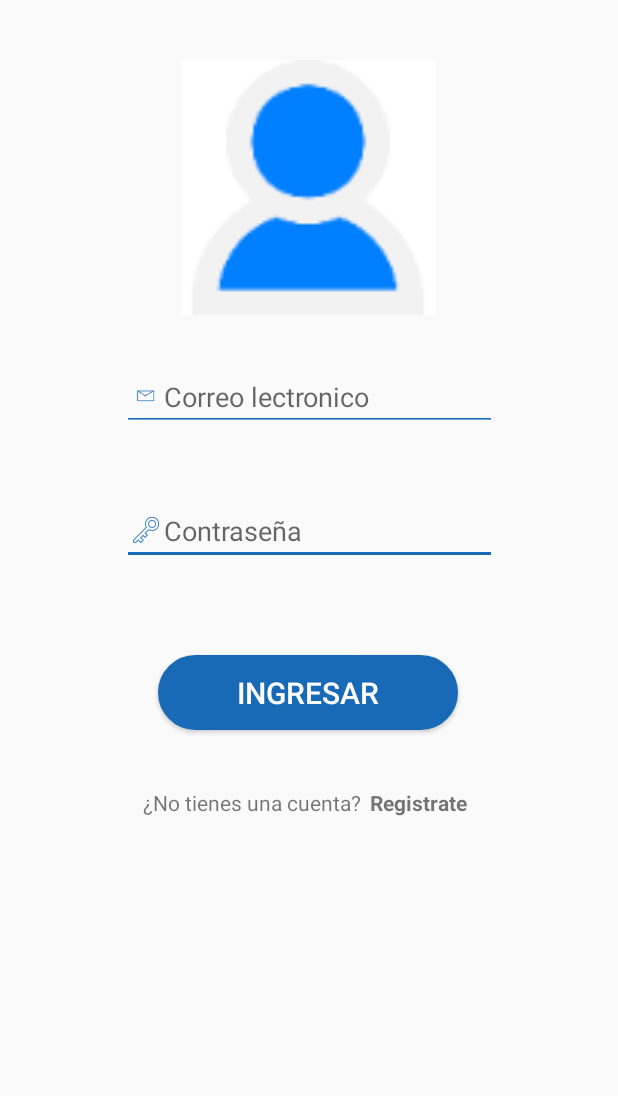
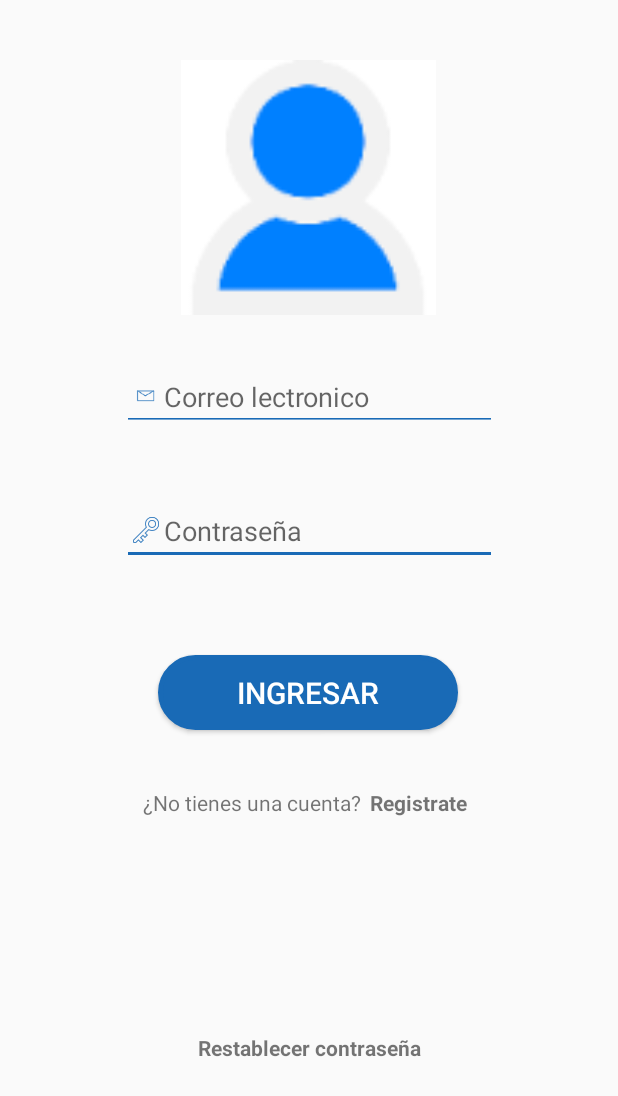
Before and after one commit to kevinrRamirez/PaseAndoPaseAdor, an Android app: the screen it shows after launch (MainActivity), on a phone screen of 412 x 824 dp. Shown: the top 1096 px of the screen. Run offline under Robolectric (Android 15) with nearby library versions, the phone set to English and light mode, and no system bars; our stand-ins replace Firebase (no records; nobody signed in at launch, a user with empty details on screens opened directly), Volley.

Commit message:
Restablecer contraseña

```diff
--- a/app/src/main/res/layout/activity_main.xml
+++ b/app/src/main/res/layout/activity_main.xml
@@ -67,7 +67,7 @@
         android:layout_height="52dp"
         android:layout_marginTop="30dp"
         android:orientation="horizontal"
-
+        android:id="@+id/cl_1"
         app:layout_constraintEnd_toEndOf="parent"
         app:layout_constraintStart_toStartOf="parent"
         app:layout_constraintTop_toBottomOf="@+id/btnIngresar">
@@ -79,8 +79,7 @@
             android:text="@string/no_tienes_cuenta"
             app:layout_constraintBottom_toBottomOf="parent"
             app:layout_constraintStart_toStartOf="parent"
-            app:layout_constraintTop_toTopOf="parent"
-            android:onClick="ctrlReestablecerPass"/>
+            app:layout_constraintTop_toTopOf="parent"/>
         <TextView
             android:id="@+id/tv_registrate"
             android:layout_width="wrap_content"
@@ -94,6 +93,19 @@
             app:layout_constraintTop_toTopOf="parent" />
     </androidx.constraintlayout.widget.ConstraintLayout>
 
+    <TextView
+        android:id="@+id/tv_registrate2"
+        android:layout_width="wrap_content"
+        android:layout_height="35dp"
+        android:layout_marginTop="20dp"
+        android:onClick="ctrlReestablecerPass"
+        android:text="@string/Restablecer_contraseña"
+        android:textStyle="bold"
+        app:layout_constraintBottom_toBottomOf="parent"
+        app:layout_constraintEnd_toEndOf="parent"
+        app:layout_constraintStart_toStartOf="parent"
+        app:layout_constraintTop_toBottomOf="@+id/cl_1" />
+
 
 
 
--- a/app/src/main/res/values/strings.xml
+++ b/app/src/main/res/values/strings.xml
@@ -44,5 +44,6 @@
     <string name="actualizar">Actualizar</string>
     <string name="aceptar">Aceptar</string>
     <string name="ir_al_paseo">Ir al Paseo</string>
+    <string name="Restablecer_contraseña">Restablecer contraseña</string>
 
 </resources>
```
